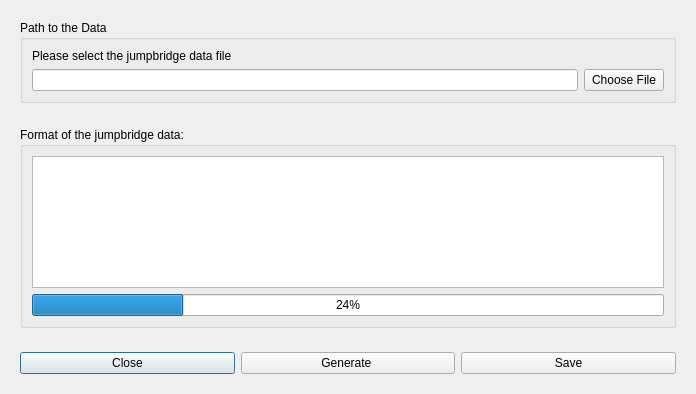
This is src/vi/ui/JumpbridgeChooser.ui in jkey-67/spyglass as Qt 5 draws it before an edit. The edited form follows.
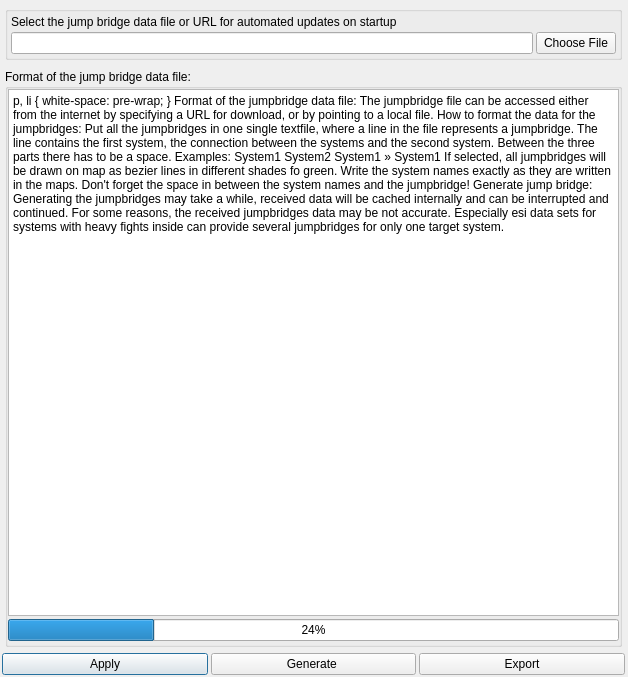
This is the edited form.

Commit message: jump bridge chooser now imports, exports and creates data

What changed in the file:
```diff
--- a/src/vi/ui/JumpbridgeChooser.ui
+++ b/src/vi/ui/JumpbridgeChooser.ui
@@ -6,21 +6,51 @@
    <rect>
     <x>0</x>
     <y>0</y>
-    <width>696</width>
-    <height>394</height>
+    <width>628</width>
+    <height>677</height>
    </rect>
   </property>
   <property name="windowTitle">
    <string>Jumpbridge Data</string>
   </property>
   <layout class="QGridLayout" name="gridLayout">
+   <property name="leftMargin">
+    <number>2</number>
+   </property>
+   <property name="topMargin">
+    <number>3</number>
+   </property>
+   <property name="rightMargin">
+    <number>3</number>
+   </property>
+   <property name="bottomMargin">
+    <number>2</number>
+   </property>
+   <property name="spacing">
+    <number>3</number>
+   </property>
    <item row="2" column="0">
     <widget class="QWidget" name="widget3" native="true">
      <layout class="QHBoxLayout" name="horizontalLayout_4">
+      <property name="spacing">
+       <number>3</number>
+      </property>
+      <property name="leftMargin">
+       <number>0</number>
+      </property>
+      <property name="topMargin">
+       <number>0</number>
+      </property>
+      <property name="rightMargin">
+       <number>0</number>
+      </property>
+      <property name="bottomMargin">
+       <number>0</number>
+      </property>
       <item>
        <widget class="QPushButton" name="cancelButton">
         <property name="text">
-         <string>Close</string>
+         <string>Apply</string>
         </property>
        </widget>
       </item>
@@ -34,7 +64,7 @@
       <item>
        <widget class="QPushButton" name="saveButton">
         <property name="text">
-         <string>Save</string>
+         <string>Export</string>
         </property>
        </widget>
       </item>
@@ -43,26 +73,65 @@
    </item>
    <item row="0" column="0">
     <layout class="QVBoxLayout" name="verticalLayout">
+     <property name="spacing">
+      <number>3</number>
+     </property>
      <item>
       <widget class="QWidget" name="widget" native="true">
        <layout class="QGridLayout" name="gridLayout_2">
+        <property name="leftMargin">
+         <number>3</number>
+        </property>
+        <property name="topMargin">
+         <number>3</number>
+        </property>
+        <property name="rightMargin">
+         <number>3</number>
+        </property>
+        <property name="bottomMargin">
+         <number>3</number>
+        </property>
+        <property name="spacing">
+         <number>3</number>
+        </property>
         <item row="0" column="0">
          <widget class="QGroupBox" name="groupBox">
           <property name="title">
-           <string>Path to the Data</string>
+           <string/>
           </property>
           <layout class="QGridLayout" name="gridLayout_3">
+           <property name="leftMargin">
+            <number>3</number>
+           </property>
+           <property name="topMargin">
+            <number>3</number>
+           </property>
+           <property name="rightMargin">
+            <number>3</number>
+           </property>
+           <property name="bottomMargin">
+            <number>3</number>
+           </property>
+           <property name="spacing">
+            <number>3</number>
+           </property>
            <item row="0" column="0">
             <layout class="QVBoxLayout" name="verticalLayout_2">
+             <property name="spacing">
+              <number>3</number>
+             </property>
              <item>
               <widget class="QLabel" name="label">
                <property name="text">
-                <string>Please select the jumpbridge data file</string>
+                <string>Select the jump bridge data file or URL for automated updates on startup</string>
                </property>
               </widget>
              </item>
              <item>
               <layout class="QHBoxLayout" name="horizontalLayout">
+               <property name="spacing">
+                <number>3</number>
+               </property>
                <item>
                 <widget class="QLineEdit" name="urlField"/>
                </item>
@@ -86,22 +155,42 @@
      <item>
       <widget class="QWidget" name="widget2" native="true">
        <layout class="QGridLayout" name="gridLayout_4">
+        <property name="leftMargin">
+         <number>3</number>
+        </property>
+        <property name="topMargin">
+         <number>3</number>
+        </property>
+        <property name="rightMargin">
+         <number>3</number>
+        </property>
+        <property name="bottomMargin">
+         <number>3</number>
+        </property>
+        <property name="spacing">
+         <number>3</number>
+        </property>
         <item row="0" column="0">
          <widget class="QGroupBox" name="groupBox2">
           <property name="title">
-           <string>Format of the jumpbridge data:</string>
+           <string>Format of the jump bridge data file:</string>
           </property>
           <layout class="QGridLayout" name="gridLayout_5">
-           <item row="0" column="0">
-            <widget class="QPlainTextEdit" name="formatInfoField">
-             <property name="lineWrapMode">
-              <enum>QPlainTextEdit::NoWrap</enum>
-             </property>
-             <property name="readOnly">
-              <bool>true</bool>
-             </property>
-            </widget>
-           </item>
+           <property name="leftMargin">
+            <number>0</number>
+           </property>
+           <property name="topMargin">
+            <number>0</number>
+           </property>
+           <property name="rightMargin">
+            <number>0</number>
+           </property>
+           <property name="bottomMargin">
+            <number>3</number>
+           </property>
+           <property name="spacing">
+            <number>3</number>
+           </property>
            <item row="1" column="0">
             <widget class="QProgressBar" name="generateJumpBridgeProgress">
              <property name="value">
@@ -109,6 +198,37 @@
              </property>
             </widget>
            </item>
+           <item row="0" column="0">
+            <widget class="QTextBrowser" name="formatInfoField">
+             <property name="html">
+              <string>&lt;!DOCTYPE HTML PUBLIC &quot;-//W3C//DTD HTML 4.0//EN&quot; &quot;http://www.w3.org/TR/REC-html40/strict.dtd&quot;&gt;
+&lt;html&gt;&lt;head&gt;&lt;meta name=&quot;qrichtext&quot; content=&quot;1&quot; /&gt;&lt;style type=&quot;text/css&quot;&gt;
+p, li { white-space: pre-wrap; }
+&lt;/style&gt;&lt;/head&gt;&lt;body style=&quot; font-family:'Cantarell'; font-size:11pt; font-weight:400; font-style:normal;&quot;&gt;
+&lt;p style=&quot; margin-top:0px; margin-bottom:0px; margin-left:0px; margin-right:0px; -qt-block-indent:0; text-indent:0px;&quot;&gt;&lt;span style=&quot; font-size:12pt; font-weight:600;&quot;&gt;Format of the jumpbridge data file:&lt;/span&gt;&lt;/p&gt;
+&lt;p style=&quot; margin-top:0px; margin-bottom:0px; margin-left:0px; margin-right:0px; -qt-block-indent:0; text-indent:0px;&quot;&gt;The jumpbridge file can be accessed either from the internet by specifying a URL for download, or by pointing to a local file.&lt;/p&gt;
+&lt;p style=&quot;-qt-paragraph-type:empty; margin-top:0px; margin-bottom:0px; margin-left:0px; margin-right:0px; -qt-block-indent:0; text-indent:0px;&quot;&gt;&lt;br /&gt;&lt;/p&gt;
+&lt;p style=&quot; margin-top:0px; margin-bottom:0px; margin-left:0px; margin-right:0px; -qt-block-indent:0; text-indent:0px;&quot;&gt;&lt;span style=&quot; font-size:12pt; font-weight:600;&quot;&gt;How to format the data for the jumpbridges:&lt;/span&gt;&lt;/p&gt;
+&lt;p style=&quot; margin-top:0px; margin-bottom:0px; margin-left:0px; margin-right:0px; -qt-block-indent:0; text-indent:0px;&quot;&gt;Put all the jumpbridges in one single textfile, where a line in the file represents a jumpbridge.&lt;/p&gt;
+&lt;p style=&quot; margin-top:0px; margin-bottom:0px; margin-left:0px; margin-right:0px; -qt-block-indent:0; text-indent:0px;&quot;&gt;The line contains the first system, the connection between the systems and the second system. Between the three parts there has to be a space.&lt;/p&gt;
+&lt;p style=&quot;-qt-paragraph-type:empty; margin-top:0px; margin-bottom:0px; margin-left:0px; margin-right:0px; -qt-block-indent:0; text-indent:0px;&quot;&gt;&lt;br /&gt;&lt;/p&gt;
+&lt;p style=&quot; margin-top:0px; margin-bottom:0px; margin-left:0px; margin-right:0px; -qt-block-indent:0; text-indent:0px;&quot;&gt;&lt;span style=&quot; font-weight:600; font-style:italic;&quot;&gt;Examples:&lt;/span&gt;&lt;/p&gt;
+&lt;p style=&quot; margin-top:0px; margin-bottom:0px; margin-left:0px; margin-right:0px; -qt-block-indent:0; text-indent:0px;&quot;&gt;	System1 &amp;lt;-&amp;gt; System2&lt;/p&gt;
+&lt;p style=&quot; margin-top:0px; margin-bottom:0px; margin-left:0px; margin-right:0px; -qt-block-indent:0; text-indent:0px;&quot;&gt;	System1 » System1&lt;/p&gt;
+&lt;p style=&quot;-qt-paragraph-type:empty; margin-top:0px; margin-bottom:0px; margin-left:0px; margin-right:0px; -qt-block-indent:0; text-indent:0px;&quot;&gt;&lt;br /&gt;&lt;/p&gt;
+&lt;p style=&quot; margin-top:0px; margin-bottom:0px; margin-left:0px; margin-right:0px; -qt-block-indent:0; text-indent:0px;&quot;&gt;If selected, all jumpbridges will be drawn on map as bezier lines in different shades fo green.&lt;/p&gt;
+&lt;p style=&quot; margin-top:0px; margin-bottom:0px; margin-left:0px; margin-right:0px; -qt-block-indent:0; text-indent:0px;&quot;&gt;Write the system names exactly as they are written in the maps.&lt;/p&gt;
+&lt;p style=&quot; margin-top:0px; margin-bottom:0px; margin-left:0px; margin-right:0px; -qt-block-indent:0; text-indent:0px;&quot;&gt;Don't forget the space in between the system names and the jumpbridge!&lt;/p&gt;
+&lt;p style=&quot;-qt-paragraph-type:empty; margin-top:0px; margin-bottom:0px; margin-left:0px; margin-right:0px; -qt-block-indent:0; text-indent:0px;&quot;&gt;&lt;br /&gt;&lt;/p&gt;
+&lt;p style=&quot; margin-top:0px; margin-bottom:0px; margin-left:0px; margin-right:0px; -qt-block-indent:0; text-indent:0px;&quot;&gt;&lt;span style=&quot; font-size:12pt; font-weight:600;&quot;&gt;Generate jump bridge:&lt;/span&gt;&lt;/p&gt;
+&lt;p style=&quot; margin-top:0px; margin-bottom:0px; margin-left:0px; margin-right:0px; -qt-block-indent:0; text-indent:0px;&quot;&gt;Generating the jumpbridges may take a while, received data will be cached internally and can be interrupted and continued. For some reasons, the received jumpbridges data may be not accurate.&lt;/p&gt;
+&lt;p style=&quot; margin-top:0px; margin-bottom:0px; margin-left:0px; margin-right:0px; -qt-block-indent:0; text-indent:0px;&quot;&gt;Especially esi data sets for systems with heavy fights inside can provide several jumpbridges for only one target system.&lt;/p&gt;&lt;/body&gt;&lt;/html&gt;</string>
+             </property>
+             <property name="overwriteMode">
+              <bool>false</bool>
+             </property>
+            </widget>
+           </item>
           </layout>
          </widget>
         </item>
```
The commit also changes 3 other files.
